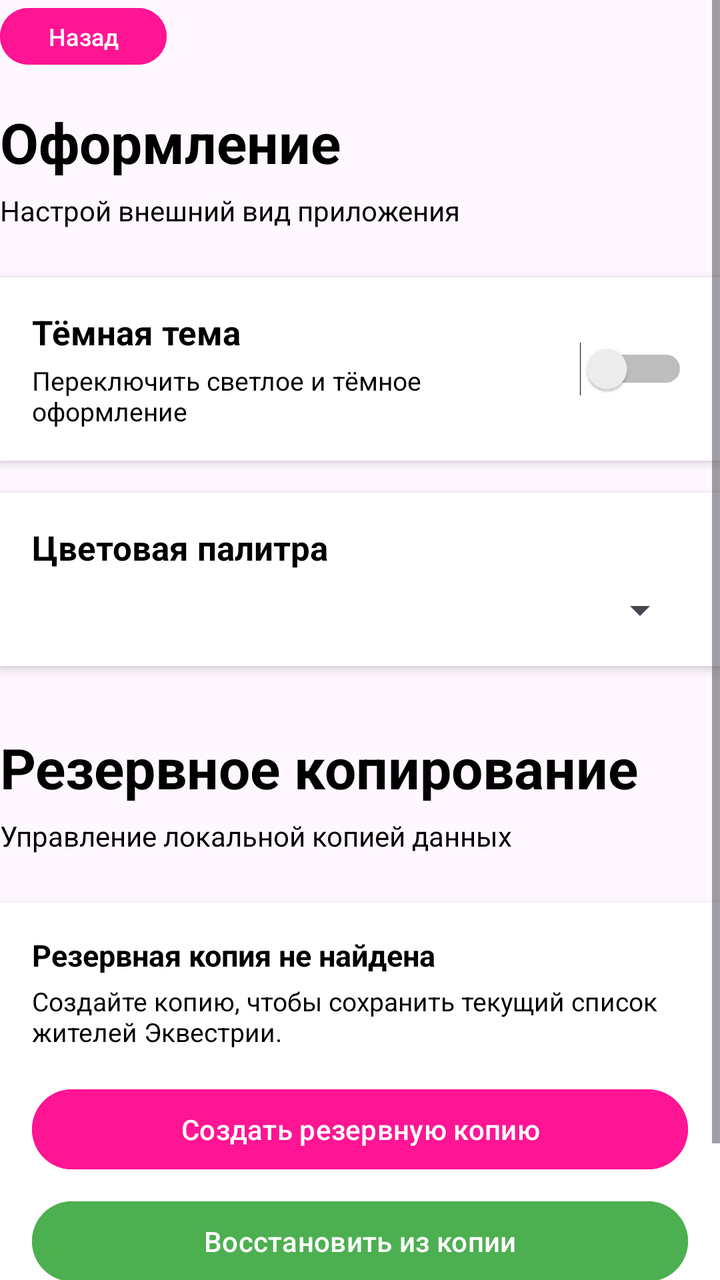
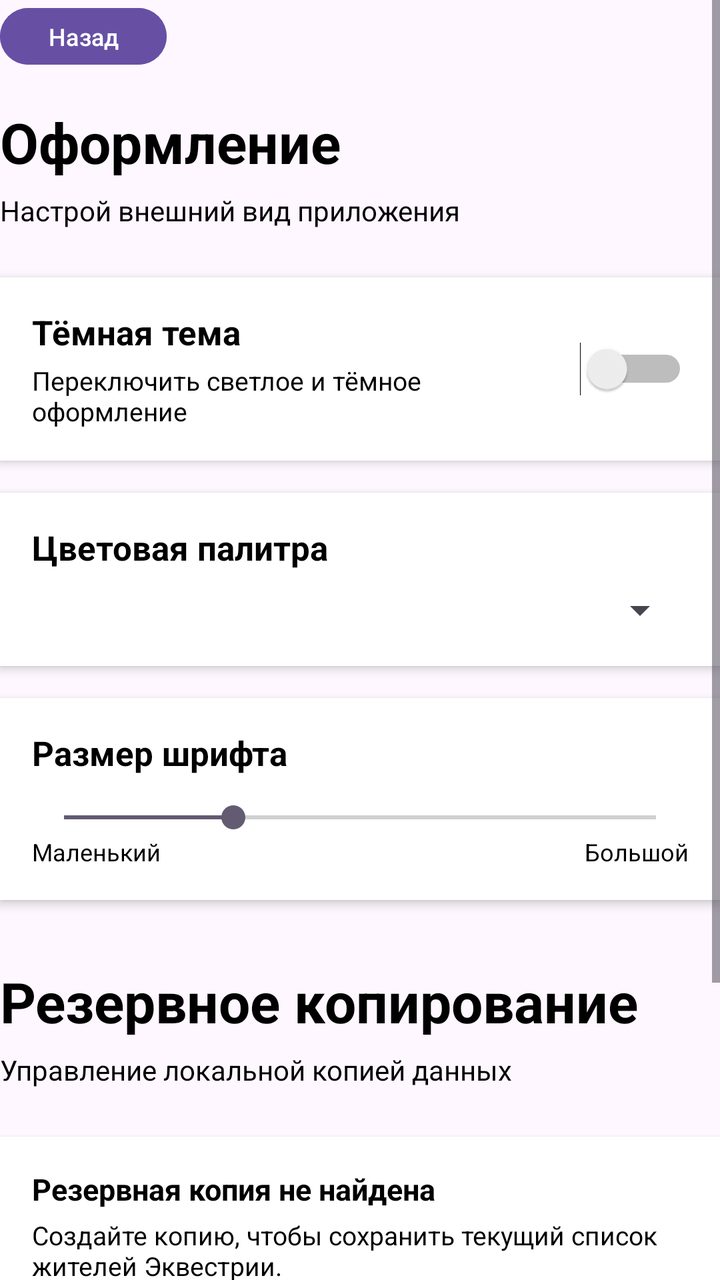

Compare the two renders of this Android layout. The source of the first and the diff that turns it into the second are given below.
<!-- AndroidManifest.xml: application theme Base.Theme.MobileDev -->
<!-- res/layout/activity_settings.xml -->
<?xml version="1.0" encoding="utf-8"?>
<ScrollView xmlns:android="http://schemas.android.com/apk/res/android"
    xmlns:app="http://schemas.android.com/apk/res-auto"
    android:layout_width="match_parent"
    android:layout_height="match_parent"
    android:id="@+id/settings"
    android:layout_margin="15dp"
    >

    <LinearLayout
        android:layout_width="match_parent"
        android:layout_height="wrap_content"
        android:orientation="vertical">

        <Button
            android:id="@+id/btn_back_to_content"
            android:layout_width="wrap_content"
            android:layout_height="wrap_content"
            android:text="Назад"
            android:textSize="12sp"
            android:backgroundTint="#FF1493"
            android:textColor="@color/text_primary"
            android:minHeight="0dp"
            android:minWidth="0dp"
            app:layout_constraintTop_toTopOf="parent"
            app:layout_constraintStart_toStartOf="parent" />

        <TextView
            android:layout_width="match_parent"
            android:layout_height="wrap_content"
            android:layout_marginTop="16dp"
            android:text="Оформление"
            android:textColor="@color/text_secondary"
            android:textSize="28sp"
            android:textStyle="bold" />

        <TextView
            android:layout_width="match_parent"
            android:layout_height="wrap_content"
            android:layout_marginTop="6dp"
            android:text="Настрой внешний вид приложения"
            android:textColor="@color/text_secondary"
            android:textSize="14sp" />


        <LinearLayout
            android:layout_width="match_parent"
            android:layout_height="wrap_content"
            android:layout_marginTop="24dp"
            android:background="@color/background"
            android:elevation="3dp"
            android:gravity="center_vertical"
            android:orientation="horizontal"
            android:padding="16dp">

            <LinearLayout
                android:layout_width="0dp"
                android:layout_height="wrap_content"
                android:layout_weight="1"
                android:orientation="vertical">

                <TextView
                    android:id="@+id/dark_theme_text"
                    android:layout_width="match_parent"
                    android:layout_height="wrap_content"
                    android:text="Тёмная тема"
                    android:textColor="@color/text_secondary"
                    android:textSize="17sp"
                    android:textStyle="bold" />

                <TextView
                    android:layout_width="match_parent"
                    android:layout_height="wrap_content"
                    android:layout_marginTop="4dp"
                    android:text="Переключить светлое и тёмное оформление"
                    android:textColor="@color/text_secondary"
                    android:textSize="13sp" />
            </LinearLayout>

            <Switch
                android:id="@+id/switch_dark_theme"
                android:layout_width="wrap_content"
                android:layout_height="wrap_content" />
        </LinearLayout>

        <LinearLayout
            android:layout_width="match_parent"
            android:layout_height="wrap_content"
            android:layout_marginTop="16dp"
            android:background="@color/background"
            android:elevation="3dp"
            android:orientation="vertical"
            android:padding="16dp">

            <TextView
                android:layout_width="match_parent"
                android:layout_height="wrap_content"
                android:text="Цветовая палитра"
                android:textColor="@color/text_secondary"
                android:textSize="17sp"
                android:textStyle="bold" />

            <Spinner
                android:id="@+id/spinner_palette"
                android:layout_width="match_parent"
                android:layout_height="wrap_content"
                android:layout_marginTop="8dp" />

        </LinearLayout>

        
        <TextView
            android:layout_width="match_parent"
            android:layout_height="wrap_content"
            android:layout_marginTop="32dp"
            android:text="Резервное копирование"
            android:textColor="@color/text_secondary"
            android:textSize="28sp"
            android:textStyle="bold" />

        <TextView
            android:layout_width="match_parent"
            android:layout_height="wrap_content"
            android:layout_marginTop="6dp"
            android:text="Управление локальной копией данных"
            android:textColor="@color/text_secondary"
            android:textSize="14sp" />

        <LinearLayout
            android:layout_width="match_parent"
            android:layout_height="wrap_content"
            android:layout_marginTop="24dp"
            android:background="@color/background"
            android:elevation="3dp"
            android:orientation="vertical"
            android:padding="16dp">

            <TextView
                android:id="@+id/tv_backup_status"
                android:layout_width="match_parent"
                android:layout_height="wrap_content"
                android:text="Резервная копия не найдена"
                android:textColor="@color/text_secondary"
                android:textSize="15sp"
                android:textStyle="bold" />

            <TextView
                android:id="@+id/tv_backup_hint"
                android:layout_width="match_parent"
                android:layout_height="wrap_content"
                android:layout_marginTop="4dp"
                android:text="Создайте копию, чтобы сохранить текущий список жителей Эквестрии."
                android:textColor="@color/text_secondary"
                android:textSize="13sp" />

            <LinearLayout
                android:layout_width="match_parent"
                android:layout_height="wrap_content"
                android:layout_marginTop="16dp"
                android:orientation="vertical">

                <Button
                    android:id="@+id/btn_create_backup"
                    android:layout_width="match_parent"
                    android:layout_height="wrap_content"
                    android:backgroundTint="#FF1493"
                    android:text="Создать резервную копию"
                    android:textColor="@color/text_primary" />

                <Button
                    android:id="@+id/btn_restore_backup"
                    android:layout_width="match_parent"
                    android:layout_height="wrap_content"
                    android:layout_marginTop="8dp"
                    android:backgroundTint="#4CAF50"
                    android:enabled="false"
                    android:text="Восстановить из копии"
                    android:textColor="@color/text_primary" />

                <Button
                    android:id="@+id/btn_delete_backup"
                    android:layout_width="match_parent"
                    android:layout_height="wrap_content"
                    android:layout_marginTop="8dp"
                    android:backgroundTint="#F44336"
                    android:enabled="false"
                    android:text="Удалить резервную копию"
                    android:textColor="@color/text_primary" />
            </LinearLayout>
        </LinearLayout>


        

    </LinearLayout>

</ScrollView>
<!-- resources referenced by this layout -->
<resources>
  <color name="background">#FFFFFF</color>
  <color name="text_primary">#FFFFFF</color>
  <color name="text_secondary">#000000</color>
  <style name="Base.Theme.MobileDev" parent="Theme.Material3.DayNight.NoActionBar">
          
          
      </style>
</resources>

<!-- the commit's change to res/layout/activity_settings.xml (unified diff, before → after) -->
@@ -18,7 +18,7 @@
             android:layout_height="wrap_content"
             android:text="Назад"
             android:textSize="12sp"
-            android:backgroundTint="#FF1493"
+            android:backgroundTint="?attr/colorPrimary"
             android:textColor="@color/text_primary"
             android:minHeight="0dp"
             android:minWidth="0dp"
@@ -105,6 +105,57 @@
                 android:layout_width="match_parent"
                 android:layout_height="wrap_content"
                 android:layout_marginTop="8dp" />
+
+        </LinearLayout>
+
+        
+        <LinearLayout
+            android:layout_width="match_parent"
+            android:layout_height="wrap_content"
+            android:layout_marginTop="16dp"
+            android:background="@color/background"
+            android:elevation="3dp"
+            android:orientation="vertical"
+            android:padding="16dp">
+
+            <TextView
+                android:layout_width="match_parent"
+                android:layout_height="wrap_content"
+                android:text="Размер шрифта"
+                android:textColor="@color/text_secondary"
+                android:textSize="17sp"
+                android:textStyle="bold" />
+
+            <SeekBar
+                android:id="@+id/seek_font_size"
+                android:layout_width="match_parent"
+                android:layout_height="wrap_content"
+                android:layout_marginTop="12dp"
+                android:max="7"
+                android:progress="2" />
+
+            <LinearLayout
+                android:layout_width="match_parent"
+                android:layout_height="wrap_content"
+                android:orientation="horizontal">
+
+                <TextView
+                    android:layout_width="0dp"
+                    android:layout_height="wrap_content"
+                    android:layout_weight="1"
+                    android:text="Маленький"
+                    android:textColor="@color/text_secondary"
+                    android:textSize="12sp" />
+
+                <TextView
+                    android:layout_width="0dp"
+                    android:layout_height="wrap_content"
+                    android:layout_weight="1"
+                    android:gravity="end"
+                    android:text="Большой"
+                    android:textColor="@color/text_secondary"
+                    android:textSize="12sp" />
+            </LinearLayout>
 
         </LinearLayout>
 
